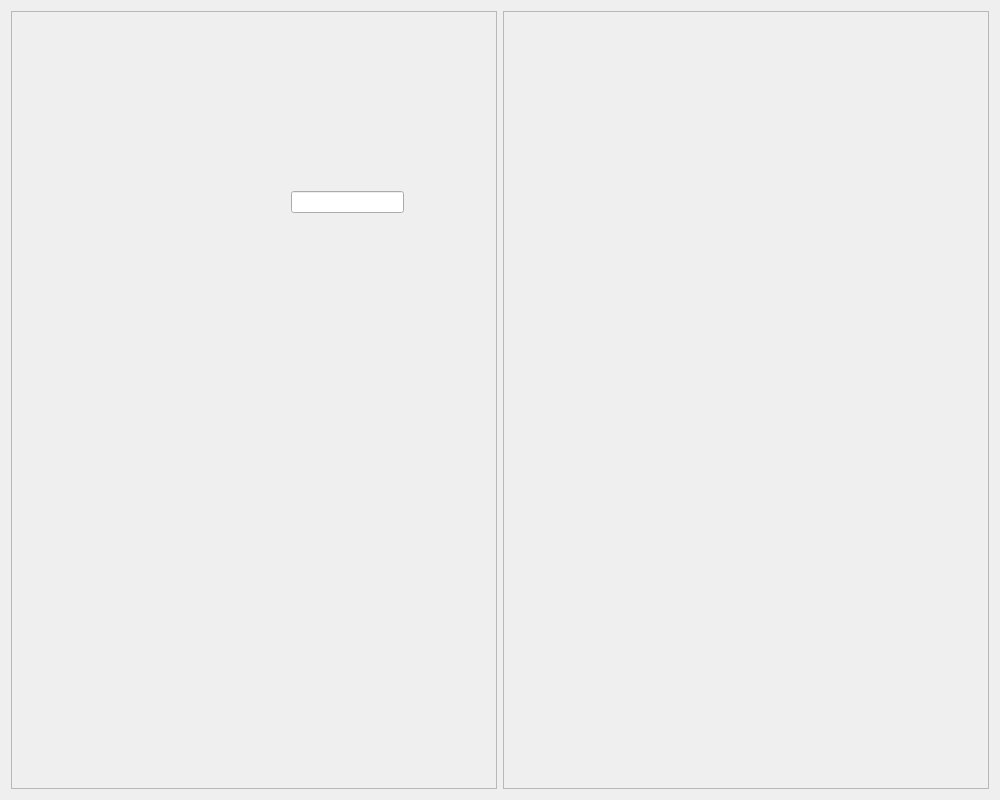
Before: the Qt Designer form floods_form.ui in mahkhun/floods, drawn with Qt 5.
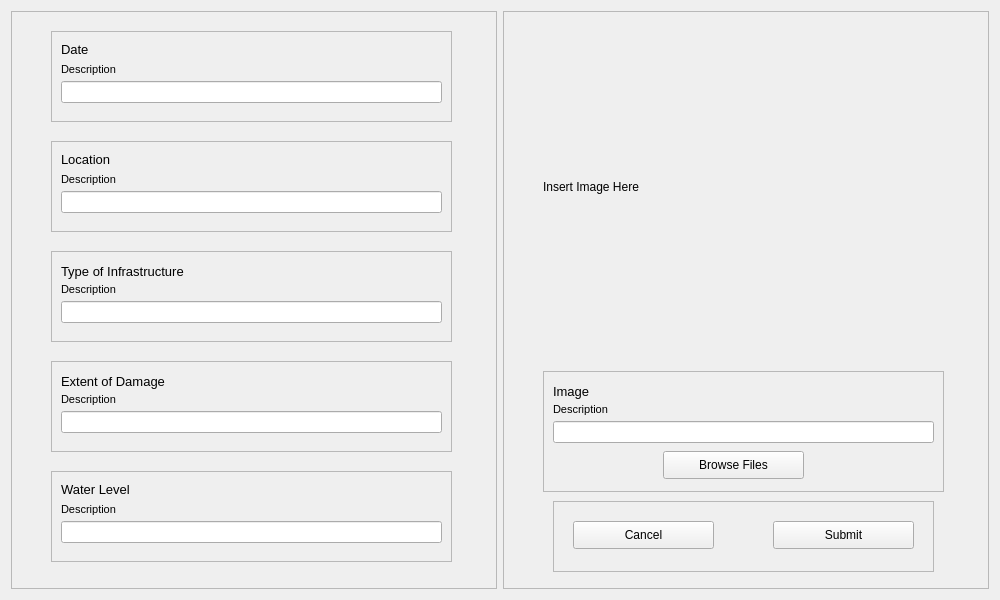
After: the same form once the commit is applied.

What changed in the file:
```diff
--- a/floods_form.ui
+++ b/floods_form.ui
@@ -7,19 +7,19 @@
     <x>0</x>
     <y>0</y>
     <width>1000</width>
-    <height>800</height>
+    <height>600</height>
    </rect>
   </property>
   <property name="minimumSize">
    <size>
     <width>1000</width>
-    <height>800</height>
+    <height>600</height>
    </size>
   </property>
   <property name="maximumSize">
    <size>
     <width>1000</width>
-    <height>800</height>
+    <height>600</height>
    </size>
   </property>
   <property name="windowTitle">
@@ -34,15 +34,295 @@
      <property name="frameShadow">
       <enum>QFrame::Raised</enum>
      </property>
-     <widget class="QLineEdit" name="lineEdit">
+     <widget class="QFrame" name="date_frame">
       <property name="geometry">
        <rect>
-        <x>280</x>
-        <y>180</y>
-        <width>113</width>
-        <height>22</height>
+        <x>40</x>
+        <y>20</y>
+        <width>401</width>
+        <height>91</height>
        </rect>
       </property>
+      <property name="frameShape">
+       <enum>QFrame::StyledPanel</enum>
+      </property>
+      <property name="frameShadow">
+       <enum>QFrame::Raised</enum>
+      </property>
+      <widget class="QLabel" name="date_title_label">
+       <property name="geometry">
+        <rect>
+         <x>10</x>
+         <y>10</y>
+         <width>41</width>
+         <height>16</height>
+        </rect>
+       </property>
+       <property name="styleSheet">
+        <string notr="true">font-size: 10pt;</string>
+       </property>
+       <property name="text">
+        <string>Date</string>
+       </property>
+      </widget>
+      <widget class="QLabel" name="date_description_label">
+       <property name="geometry">
+        <rect>
+         <x>10</x>
+         <y>30</y>
+         <width>121</width>
+         <height>16</height>
+        </rect>
+       </property>
+       <property name="styleSheet">
+        <string notr="true">font-size: 8pt;</string>
+       </property>
+       <property name="text">
+        <string>Description</string>
+       </property>
+      </widget>
+      <widget class="QLineEdit" name="date_lineedit">
+       <property name="geometry">
+        <rect>
+         <x>10</x>
+         <y>50</y>
+         <width>381</width>
+         <height>22</height>
+        </rect>
+       </property>
+      </widget>
+     </widget>
+     <widget class="QFrame" name="location_frame">
+      <property name="geometry">
+       <rect>
+        <x>40</x>
+        <y>130</y>
+        <width>401</width>
+        <height>91</height>
+       </rect>
+      </property>
+      <property name="frameShape">
+       <enum>QFrame::StyledPanel</enum>
+      </property>
+      <property name="frameShadow">
+       <enum>QFrame::Raised</enum>
+      </property>
+      <widget class="QLabel" name="location_label">
+       <property name="geometry">
+        <rect>
+         <x>10</x>
+         <y>10</y>
+         <width>71</width>
+         <height>16</height>
+        </rect>
+       </property>
+       <property name="styleSheet">
+        <string notr="true">font-size: 10pt;</string>
+       </property>
+       <property name="text">
+        <string>Location</string>
+       </property>
+      </widget>
+      <widget class="QLabel" name="location_description_label">
+       <property name="geometry">
+        <rect>
+         <x>10</x>
+         <y>30</y>
+         <width>121</width>
+         <height>16</height>
+        </rect>
+       </property>
+       <property name="styleSheet">
+        <string notr="true">font-size: 8pt;</string>
+       </property>
+       <property name="text">
+        <string>Description</string>
+       </property>
+      </widget>
+      <widget class="QLineEdit" name="location_lineedit">
+       <property name="geometry">
+        <rect>
+         <x>10</x>
+         <y>50</y>
+         <width>381</width>
+         <height>22</height>
+        </rect>
+       </property>
+      </widget>
+     </widget>
+     <widget class="QFrame" name="infrastructure_frame">
+      <property name="geometry">
+       <rect>
+        <x>40</x>
+        <y>240</y>
+        <width>401</width>
+        <height>91</height>
+       </rect>
+      </property>
+      <property name="frameShape">
+       <enum>QFrame::StyledPanel</enum>
+      </property>
+      <property name="frameShadow">
+       <enum>QFrame::Raised</enum>
+      </property>
+      <widget class="QLabel" name="infrastructure_label">
+       <property name="geometry">
+        <rect>
+         <x>10</x>
+         <y>10</y>
+         <width>171</width>
+         <height>21</height>
+        </rect>
+       </property>
+       <property name="styleSheet">
+        <string notr="true">font-size: 10pt;</string>
+       </property>
+       <property name="text">
+        <string>Type of Infrastructure</string>
+       </property>
+      </widget>
+      <widget class="QLabel" name="infrastructure_description_label">
+       <property name="geometry">
+        <rect>
+         <x>10</x>
+         <y>30</y>
+         <width>121</width>
+         <height>16</height>
+        </rect>
+       </property>
+       <property name="styleSheet">
+        <string notr="true">font-size: 8pt;</string>
+       </property>
+       <property name="text">
+        <string>Description</string>
+       </property>
+      </widget>
+      <widget class="QLineEdit" name="infrastructure_lineedit">
+       <property name="geometry">
+        <rect>
+         <x>10</x>
+         <y>50</y>
+         <width>381</width>
+         <height>22</height>
+        </rect>
+       </property>
+      </widget>
+     </widget>
+     <widget class="QFrame" name="damage_frame">
+      <property name="geometry">
+       <rect>
+        <x>40</x>
+        <y>350</y>
+        <width>401</width>
+        <height>91</height>
+       </rect>
+      </property>
+      <property name="frameShape">
+       <enum>QFrame::StyledPanel</enum>
+      </property>
+      <property name="frameShadow">
+       <enum>QFrame::Raised</enum>
+      </property>
+      <widget class="QLabel" name="damage_title_label">
+       <property name="geometry">
+        <rect>
+         <x>10</x>
+         <y>10</y>
+         <width>141</width>
+         <height>21</height>
+        </rect>
+       </property>
+       <property name="styleSheet">
+        <string notr="true">font-size: 10pt;</string>
+       </property>
+       <property name="text">
+        <string>Extent of Damage</string>
+       </property>
+      </widget>
+      <widget class="QLabel" name="damage_description_label">
+       <property name="geometry">
+        <rect>
+         <x>10</x>
+         <y>30</y>
+         <width>121</width>
+         <height>16</height>
+        </rect>
+       </property>
+       <property name="styleSheet">
+        <string notr="true">font-size: 8pt;</string>
+       </property>
+       <property name="text">
+        <string>Description</string>
+       </property>
+      </widget>
+      <widget class="QLineEdit" name="damage_lineedit">
+       <property name="geometry">
+        <rect>
+         <x>10</x>
+         <y>50</y>
+         <width>381</width>
+         <height>22</height>
+        </rect>
+       </property>
+      </widget>
+     </widget>
+     <widget class="QFrame" name="waterlevel_frame">
+      <property name="geometry">
+       <rect>
+        <x>40</x>
+        <y>460</y>
+        <width>401</width>
+        <height>91</height>
+       </rect>
+      </property>
+      <property name="frameShape">
+       <enum>QFrame::StyledPanel</enum>
+      </property>
+      <property name="frameShadow">
+       <enum>QFrame::Raised</enum>
+      </property>
+      <widget class="QLabel" name="waterlevel_title_label">
+       <property name="geometry">
+        <rect>
+         <x>10</x>
+         <y>10</y>
+         <width>91</width>
+         <height>16</height>
+        </rect>
+       </property>
+       <property name="styleSheet">
+        <string notr="true">font-size: 10pt;</string>
+       </property>
+       <property name="text">
+        <string>Water Level</string>
+       </property>
+      </widget>
+      <widget class="QLabel" name="waterlevel_description_label">
+       <property name="geometry">
+        <rect>
+         <x>10</x>
+         <y>30</y>
+         <width>121</width>
+         <height>16</height>
+        </rect>
+       </property>
+       <property name="styleSheet">
+        <string notr="true">font-size: 8pt;</string>
+       </property>
+       <property name="text">
+        <string>Description</string>
+       </property>
+      </widget>
+      <widget class="QLineEdit" name="waterlevel_lineedit">
+       <property name="geometry">
+        <rect>
+         <x>10</x>
+         <y>50</y>
+         <width>381</width>
+         <height>22</height>
+        </rect>
+       </property>
+      </widget>
      </widget>
     </widget>
    </item>
@@ -54,6 +334,132 @@
      <property name="frameShadow">
       <enum>QFrame::Raised</enum>
      </property>
+     <widget class="QLabel" name="imageholder">
+      <property name="geometry">
+       <rect>
+        <x>40</x>
+        <y>20</y>
+        <width>401</width>
+        <height>311</height>
+       </rect>
+      </property>
+      <property name="text">
+       <string>Insert Image Here</string>
+      </property>
+     </widget>
+     <widget class="QFrame" name="image_frame">
+      <property name="geometry">
+       <rect>
+        <x>40</x>
+        <y>360</y>
+        <width>401</width>
+        <height>121</height>
+       </rect>
+      </property>
+      <property name="frameShape">
+       <enum>QFrame::StyledPanel</enum>
+      </property>
+      <property name="frameShadow">
+       <enum>QFrame::Raised</enum>
+      </property>
+      <widget class="QLabel" name="image_title_label">
+       <property name="geometry">
+        <rect>
+         <x>10</x>
+         <y>10</y>
+         <width>51</width>
+         <height>21</height>
+        </rect>
+       </property>
+       <property name="styleSheet">
+        <string notr="true">font-size: 10pt;</string>
+       </property>
+       <property name="text">
+        <string>Image</string>
+       </property>
+      </widget>
+      <widget class="QLabel" name="image_description_label">
+       <property name="geometry">
+        <rect>
+         <x>10</x>
+         <y>30</y>
+         <width>121</width>
+         <height>16</height>
+        </rect>
+       </property>
+       <property name="styleSheet">
+        <string notr="true">font-size: 8pt;</string>
+       </property>
+       <property name="text">
+        <string>Description</string>
+       </property>
+      </widget>
+      <widget class="QLineEdit" name="image_lineedit">
+       <property name="geometry">
+        <rect>
+         <x>10</x>
+         <y>50</y>
+         <width>381</width>
+         <height>22</height>
+        </rect>
+       </property>
+      </widget>
+      <widget class="QPushButton" name="image_browse_button">
+       <property name="geometry">
+        <rect>
+         <x>120</x>
+         <y>80</y>
+         <width>141</width>
+         <height>28</height>
+        </rect>
+       </property>
+       <property name="text">
+        <string>Browse Files</string>
+       </property>
+      </widget>
+     </widget>
+     <widget class="QFrame" name="navigation_frame">
+      <property name="geometry">
+       <rect>
+        <x>50</x>
+        <y>490</y>
+        <width>381</width>
+        <height>71</height>
+       </rect>
+      </property>
+      <property name="frameShape">
+       <enum>QFrame::StyledPanel</enum>
+      </property>
+      <property name="frameShadow">
+       <enum>QFrame::Raised</enum>
+      </property>
+      <widget class="QPushButton" name="cancel_button">
+       <property name="geometry">
+        <rect>
+         <x>20</x>
+         <y>20</y>
+         <width>141</width>
+         <height>28</height>
+        </rect>
+       </property>
+       <property name="text">
+        <string>Cancel</string>
+       </property>
+      </widget>
+      <widget class="QPushButton" name="submit_button">
+       <property name="geometry">
+        <rect>
+         <x>220</x>
+         <y>20</y>
+         <width>141</width>
+         <height>28</height>
+        </rect>
+       </property>
+       <property name="text">
+        <string>Submit</string>
+       </property>
+      </widget>
+     </widget>
     </widget>
    </item>
   </layout>
```
Left out of the diff: 6 changed lines with no effect on the pictures.
